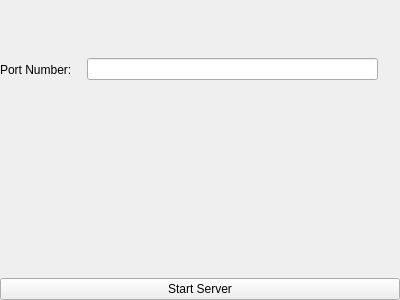
First picture: the form in JeopardyServer/mainwindow.ui, repository Belgiumboy123/Jeopardy, before the edit.
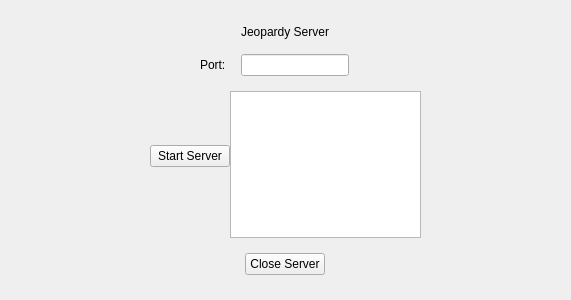
Second picture: the form after the edit.

Commit message:
Cleaned up Jeopardy Server
Added some much needed UI polish to server.
The only visual polish that is now missing is using the official
jeopardy fonts, this requires making a resources file.

It now has a text edit so all messages can simply be appended when
server is running. This should prove useful while debugging.

Diff of the .ui file:
```diff
--- a/JeopardyServer/mainwindow.ui
+++ b/JeopardyServer/mainwindow.ui
@@ -16,20 +16,33 @@
   <widget class="QWidget" name="centralWidget">
    <layout class="QVBoxLayout" name="verticalLayout">
     <property name="spacing">
-     <number>0</number>
+     <number>15</number>
     </property>
     <property name="leftMargin">
      <number>0</number>
     </property>
     <property name="topMargin">
-     <number>0</number>
+     <number>25</number>
     </property>
     <property name="rightMargin">
      <number>0</number>
     </property>
     <property name="bottomMargin">
-     <number>0</number>
+     <number>25</number>
     </property>
+    <item alignment="Qt::AlignHCenter">
+     <widget class="QLabel" name="title">
+      <property name="sizePolicy">
+       <sizepolicy hsizetype="Fixed" vsizetype="Fixed">
+        <horstretch>0</horstretch>
+        <verstretch>0</verstretch>
+       </sizepolicy>
+      </property>
+      <property name="text">
+       <string>Jeopardy Server</string>
+      </property>
+     </widget>
+    </item>
     <item>
      <widget class="QWidget" name="widget" native="true">
       <property name="sizePolicy">
@@ -46,39 +59,51 @@
         <enum>QLayout::SetMinimumSize</enum>
        </property>
        <property name="leftMargin">
-        <number>0</number>
+        <number>200</number>
        </property>
        <property name="topMargin">
         <number>0</number>
        </property>
        <property name="rightMargin">
-        <number>0</number>
+        <number>200</number>
        </property>
        <property name="bottomMargin">
         <number>0</number>
        </property>
-       <item>
+       <item alignment="Qt::AlignRight">
         <widget class="QLabel" name="portLabel">
          <property name="sizePolicy">
-          <sizepolicy hsizetype="Preferred" vsizetype="Minimum">
+          <sizepolicy hsizetype="Fixed" vsizetype="Fixed">
            <horstretch>0</horstretch>
            <verstretch>0</verstretch>
           </sizepolicy>
          </property>
          <property name="text">
-          <string>Port Number:</string>
+          <string>Port:</string>
          </property>
         </widget>
        </item>
-       <item>
+       <item alignment="Qt::AlignLeft">
         <widget class="QLineEdit" name="portEdit">
+         <property name="sizePolicy">
+          <sizepolicy hsizetype="Expanding" vsizetype="Fixed">
+           <horstretch>0</horstretch>
+           <verstretch>0</verstretch>
+          </sizepolicy>
+         </property>
          <property name="text">
           <string/>
          </property>
         </widget>
        </item>
-       <item>
+       <item alignment="Qt::AlignHCenter">
         <widget class="QLabel" name="serverStartLabel">
+         <property name="sizePolicy">
+          <sizepolicy hsizetype="Fixed" vsizetype="Fixed">
+           <horstretch>0</horstretch>
+           <verstretch>0</verstretch>
+          </sizepolicy>
+         </property>
          <property name="text">
           <string/>
          </property>
@@ -88,22 +113,102 @@
      </widget>
     </item>
     <item>
-     <widget class="QLabel" name="resultLabel">
+     <widget class="QWidget" name="bottomContainer" native="true">
+      <layout class="QHBoxLayout" name="horizontalLayout">
+       <property name="spacing">
+        <number>0</number>
+       </property>
+       <property name="leftMargin">
+        <number>150</number>
+       </property>
+       <property name="topMargin">
+        <number>0</number>
+       </property>
+       <property name="rightMargin">
+        <number>150</number>
+       </property>
+       <property name="bottomMargin">
+        <number>0</number>
+       </property>
+       <item>
+        <widget class="QWidget" name="startWidget" native="true">
+         <layout class="QVBoxLayout" name="verticalLayout_2">
+          <property name="spacing">
+           <number>0</number>
+          </property>
+          <property name="leftMargin">
+           <number>0</number>
+          </property>
+          <property name="topMargin">
+           <number>0</number>
+          </property>
+          <property name="rightMargin">
+           <number>0</number>
+          </property>
+          <property name="bottomMargin">
+           <number>0</number>
+          </property>
+          <item alignment="Qt::AlignHCenter">
+           <widget class="QLabel" name="resultLabel">
+            <property name="sizePolicy">
+             <sizepolicy hsizetype="Fixed" vsizetype="Fixed">
+              <horstretch>0</horstretch>
+              <verstretch>0</verstretch>
+             </sizepolicy>
+            </property>
+            <property name="text">
+             <string/>
+            </property>
+           </widget>
+          </item>
+          <item alignment="Qt::AlignHCenter">
+           <widget class="QPushButton" name="startButton">
+            <property name="sizePolicy">
+             <sizepolicy hsizetype="Fixed" vsizetype="Fixed">
+              <horstretch>0</horstretch>
+              <verstretch>0</verstretch>
+             </sizepolicy>
+            </property>
+            <property name="text">
+             <string>Start Server</string>
+            </property>
+           </widget>
+          </item>
+          <item>
+           <spacer name="verticalSpacer">
+            <property name="orientation">
+             <enum>Qt::Vertical</enum>
+            </property>
+            <property name="sizeType">
+             <enum>QSizePolicy::Fixed</enum>
+            </property>
+            <property name="sizeHint" stdset="0">
+             <size>
+              <width>0</width>
+              <height>50</height>
+             </size>
+            </property>
+           </spacer>
+          </item>
+         </layout>
+        </widget>
+       </item>
+       <item>
+        <widget class="QPlainTextEdit" name="textEdit"/>
+       </item>
+      </layout>
+     </widget>
+    </item>
+    <item alignment="Qt::AlignHCenter">
+     <widget class="QPushButton" name="closeButton">
       <property name="sizePolicy">
-       <sizepolicy hsizetype="Preferred" vsizetype="Minimum">
+       <sizepolicy hsizetype="Fixed" vsizetype="Fixed">
         <horstretch>0</horstretch>
         <verstretch>0</verstretch>
        </sizepolicy>
       </property>
       <property name="text">
-       <string/>
-      </property>
-     </widget>
-    </item>
-    <item>
-     <widget class="QPushButton" name="startButton">
-      <property name="text">
-       <string>Start Server</string>
+       <string>Close Server</string>
       </property>
      </widget>
     </item>
```
Left out of the diff: 2 changed lines with no effect on the pictures. The commit also changes 2 other files.
